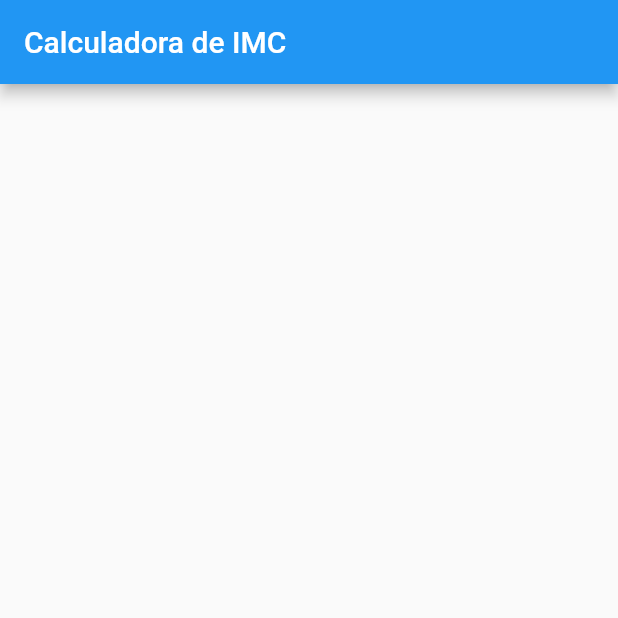
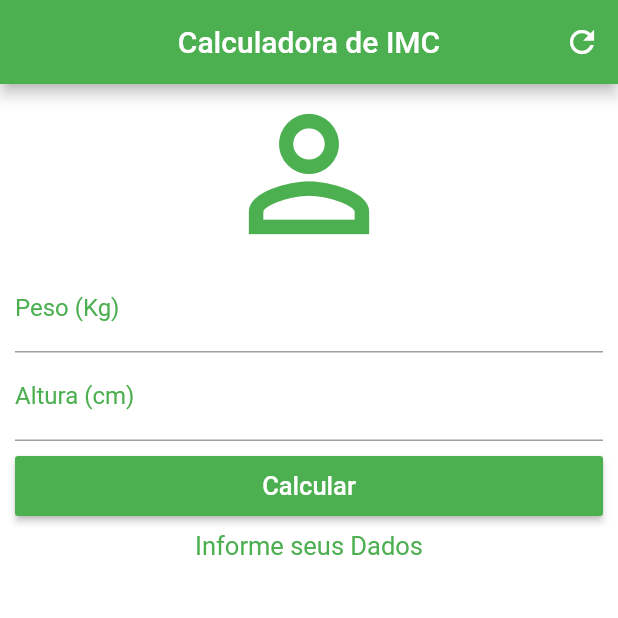
Before and after one commit to GeorgeLincoln/Apps-Flutter, a Flutter app: the screen it shows after launch, on a phone screen of 412 x 824 dp, the top half of it. Run offline on Flutter 3.47's test engine with Material 2 defaults, Android fonts, the phone set to English and light mode, and no system bars.

Commit message:
Add layout e funcionalidades.

```diff
--- a/calculo_do_imc/lib/main.dart
+++ b/calculo_do_imc/lib/main.dart
@@ -12,12 +12,127 @@
 }
 
 class _HomeState extends State<Home> {
+  TextEditingController alturaController = TextEditingController();
+  TextEditingController pesoController = TextEditingController();
+
+  GlobalKey<FormState> _chaveGlobal = GlobalKey<FormState>();
+
+  String _infoText = "Informe seus Dados";
+
+  void _resetarFilhos() {
+    pesoController.text = "";
+    alturaController.text = "";
+    setState(() {
+      _infoText = "Informe seus Dados";
+    });
+  }
+
+  void _calcular() {
+    setState(() {
+      // isso é para recaregar a tela passando as novas informações
+      double peso = double.parse(pesoController.text);
+      double altura =
+          // divide por 100 para transformar de metros para sentimetro
+          double.parse(alturaController.text) / 100;
+      double imc = peso / (altura * altura);
+
+      if (imc < 18.6)
+        _infoText = "Abaixo do Peso\n Imc: ${imc.toStringAsPrecision(3)}";
+      else if (imc >= 18.6 && imc < 24.9)
+        _infoText = "Peso Ideal\n Imc: ${imc.toStringAsPrecision(3)}";
+      else if (imc >= 24.9 && imc < 29.9)
+        _infoText =
+            "Levemente Acima do Peso Ideal\n Imc: ${imc.toStringAsPrecision(3)}";
+      else if (imc >= 29.9 && imc < 34.9)
+        _infoText = "Obesidade Grau I\n Imc: ${imc.toStringAsPrecision(3)}";
+      else if (imc >= 34.9 && imc < 39.9)
+        _infoText = "Obesidade Grau II\n Imc: ${imc.toStringAsPrecision(3)}";
+      else if (imc >= 40)
+        _infoText = "Obesidade Grau III\n Imc: ${imc.toStringAsPrecision(3)}";
+    });
+  }
+
   @override
   Widget build(BuildContext context) {
     return Scaffold(
-      appBar: AppBar(
-        title: Text("Calculadora de IMC"),
-      ),
-    );
+        appBar: AppBar(
+          title: Text("Calculadora de IMC"),
+          centerTitle: true,
+          backgroundColor: Colors.green,
+          actions: [
+            IconButton(
+              icon: Icon(Icons.refresh),
+              onPressed: _resetarFilhos,
+            )
+          ],
+        ),
+        backgroundColor: Colors.white,
+        body: SingleChildScrollView(
+            padding: EdgeInsets.fromLTRB(10, 0.0, 10, 0.0),
+            child: Form(
+              key: _chaveGlobal,
+              child: Column(
+                crossAxisAlignment: CrossAxisAlignment.stretch,
+                children: [
+                  Icon(
+                    Icons.person_outline,
+                    size: 120.0,
+                    color: Colors.green,
+                  ),
+                  TextFormField(
+                    controller: pesoController,
+                    validator: (value) {
+                      if (value.isEmpty) return "Insira seu peso";
+                    },
+                    keyboardType: TextInputType.number,
+                    decoration: InputDecoration(
+                      labelText: "Peso (Kg)",
+                      labelStyle: TextStyle(color: Colors.green),
+                    ),
+                    textAlign: TextAlign.center,
+                    style: TextStyle(
+                      color: Colors.green,
+                      fontSize: 16.0,
+                    ),
+                  ),
+                  TextFormField(
+                    controller: alturaController,
+                    validator: (value) {
+                      if (value.isEmpty) return "Insira sua altura";
+                    },
+                    keyboardType: TextInputType.number,
+                    decoration: InputDecoration(
+                      labelText: "Altura (cm)",
+                      labelStyle: TextStyle(color: Colors.green),
+                    ),
+                    textAlign: TextAlign.center,
+                    style: TextStyle(
+                      color: Colors.green,
+                      fontSize: 16.0,
+                    ),
+                  ),
+                  Padding(
+                    padding: EdgeInsets.only(top: 10, bottom: 10),
+                    child: Container(
+                      height: 40.0,
+                      child: RaisedButton(
+                        onPressed: () {
+                          //caso a chave global estiver válida, calcula.
+                          if (_chaveGlobal.currentState.validate()) _calcular();
+                        },
+                        child: Text(
+                          "Calcular",
+                          style: TextStyle(color: Colors.white, fontSize: 17.0),
+                        ),
+                        color: Colors.green,
+                      ),
+                    ),
+                  ),
+                  Text(_infoText,
+                      textAlign: TextAlign.center,
+                      style: TextStyle(color: Colors.green, fontSize: 17.0)),
+                ],
+              ),
+            )));
   }
 }
```
